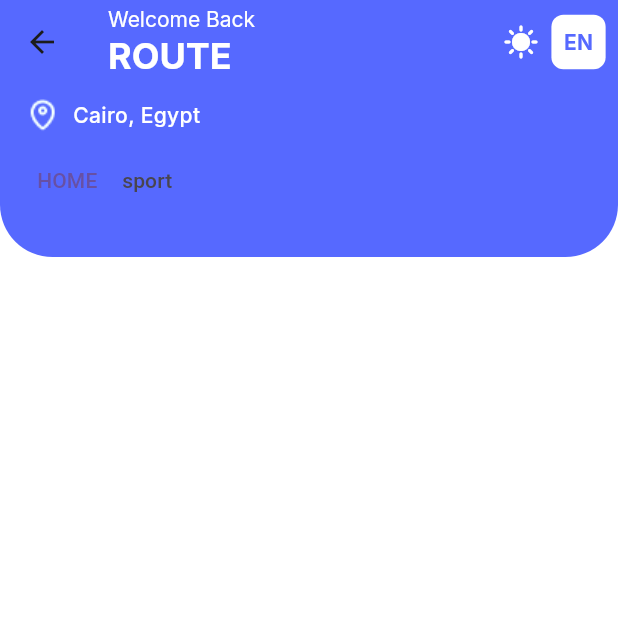
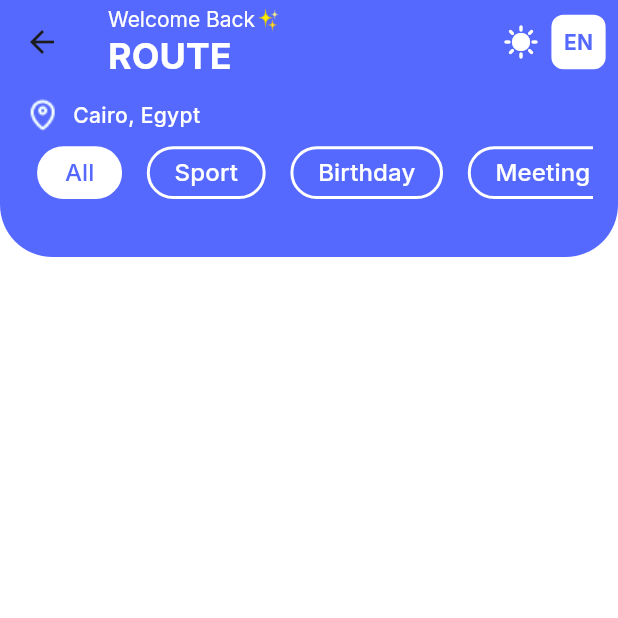
Before and after one commit to samarelsisi/event-planning, a Flutter app: the HomeTab screen opened directly, on a phone screen of 412 x 824 dp, the top half of it. Run offline on Flutter 3.47's test engine with Material 3 defaults, Android fonts, the phone set to English and light mode, and no system bars; our stand-ins replace cloud_firestore, easy_localization, firebase_core, flutter_material_design_icons, font_awesome_flutter, google_fonts and 3 more; accounts and stored records are empty.

Commit message:
show data in firebase in home tab

```diff
--- a/assets/translations/ar.json
+++ b/assets/translations/ar.json
@@ -9,7 +9,7 @@
   "map": "الخريطه",
   "love": "المفضله",
   "profile": "الملف الشخصي",
-  "welcome": "مرحبا بعودتك",
+  "welcome": "مرحبا بعودتك✨",
   "title": "العنوان",
   "description": "الوصف",
   "evently": "إيفينتلي",
--- a/assets/translations/en.json
+++ b/assets/translations/en.json
@@ -34,7 +34,7 @@
   "book_club": "Book Club",
   "exhibition": "Exhibition",
   "holiday": "Holiday",
-  "welcome_back": "Welcome Back",
+  "welcome_back": "Welcome Back✨",
   "all": "All",
   "logout": "Logout",
   "create_event": "Create Event",
--- a/lib/main.dart
+++ b/lib/main.dart
@@ -1,5 +1,6 @@
 import 'package:event_palnning_project/firebase/firebase_manager.dart';
 import 'package:event_palnning_project/providers/app_theme_provider.dart';
+import 'package:event_palnning_project/providers/create_event_provider.dart';
 import 'package:event_palnning_project/screens/auth/login/login_screen.dart';
 import 'package:event_palnning_project/screens/auth/register/register.dart';
 import 'package:event_palnning_project/screens/homescreen.dart';
@@ -19,7 +20,6 @@ void main() async {
   WidgetsFlutterBinding.ensureInitialized();
   await CacheHelper.init();
   await Firebase.initializeApp();
-  FirebaseManager.addEvent();
   await EasyLocalization.ensureInitialized();
 
   runApp(
@@ -32,6 +32,7 @@ void main() async {
       child: MultiProvider(
         providers: [
           ChangeNotifierProvider(create: (context) => AppThemeProvider()),
+          ChangeNotifierProvider(create: (context) => CreateEventsProvider()),
         ],
         child: const MyApp(),
       ),
--- a/lib/models/events.dart
+++ b/lib/models/events.dart
@@ -1,3 +1,5 @@
+import 'package:cloud_firestore/cloud_firestore.dart';
+
 class EventModel {
   static const String collectionName = 'Events';
   String id;
@@ -19,8 +21,7 @@ class EventModel {
   String category;
   bool isDone;
 
-  EventModel(
-      {this.id = '',
+  EventModel({this.id = "",
       required this.title,
       required this.description,
       required this.category,
@@ -34,22 +35,24 @@ class EventModel {
   //constarctor json => object
   EventModel.fromJson(Map<String, dynamic> json)
       : this(
-            id: json['id'] as String,
-            title: json['title'] as String,
-            description: json['description'],
-            category: json['category'],
-            image: json['image'],
-            eventName: json[' eventName'],
-            dateTime: json[' dateTime'],
-            time: json[' time'],
-            isDone: json['isDone'],
-            isFavorite: json['isFavorite']);
+            id: json?['id'] as String? ?? '',
+            title: json?['title'] as String? ?? '',
+            description: json?['description'] as String? ?? '',
+            category: json?['category'] as String? ?? '',
+            image: json?['image'] as String? ?? '',
+            eventName: json?[' eventName'] as String? ?? '',
+            dateTime:
+                (json?['dateTime'] as Timestamp?)?.toDate() ?? DateTime.now(),
+            // Provide a default date if null
+            time: json[' time'] as String? ?? '00.00',
+            isDone: json['isDone'] as bool ?? false,
+            isFavorite: json['isFavorite'] as bool ?? false);
 
 // object => json
   Map<String, dynamic> toJson() {
     return {
       "id": id,
-      " title": title,
+      "title": title,
       "description": description,
       "category": category,
       "image": image,
--- /dev/null
+++ b/lib/providers/create_event_provider.dart
@@ -0,0 +1,67 @@
+import 'package:easy_localization/easy_localization.dart';
+import 'package:event_palnning_project/main.dart';
+import 'package:flutter/material.dart';
+
+class CreateEventsProvider extends ChangeNotifier {
+  int selectedEventIndex = 0;
+
+  List<String> eventsCategories = [
+    "all".tr(),
+    "sport".tr(),
+    "birthday".tr(),
+    "meeting".tr(),
+    "gaming".tr(),
+    "workshop".tr(),
+    "book_club".tr(),
+    "exhibition".tr(),
+    "holiday".tr(),
+    "eating".tr(),
+  ];
+
+  Map<String, String> localizationEnMap = {
+    "all".tr(): 'All',
+    "sport".tr(): 'Sport',
+    "birthday".tr(): 'Birthday',
+    "meeting".tr(): 'Meeting',
+    "gaming".tr(): 'Gaming',
+    "workshop".tr(): 'WorkShop',
+    "book_club ".tr(): 'Book Club',
+    "exhibition".tr(): 'Exhibition',
+    "holiday ".tr(): 'Holiday',
+    "eating ".tr(): 'Eating'
+  };
+  Map<String, String> localizationArMap = {
+    "all".tr(): "الكل",
+    "sport".tr(): 'رياضة',
+    "birthday".tr(): 'عيد الميلاد',
+    "meeting".tr(): 'اجتماع',
+    "gaming".tr(): 'ألعاب',
+    "workshop".tr(): 'ورشة عمل',
+    "book_club ".tr(): 'نادي الكتاب',
+    "exhibition".tr(): 'معرض',
+    "holiday ".tr(): 'إجازة',
+    "eating ".tr(): 'تناول الطعام'
+  };
+  var selectedDate = DateTime.now();
+
+  String get imageName => eventsCategories[selectedEventIndex];
+
+  String get selectedEvent => eventsCategories[selectedEventIndex];
+
+  changeSelectedDate(DateTime date) {
+    selectedDate = date;
+
+    notifyListeners();
+  }
+
+  changeEventType(int index) {
+    selectedEventIndex = index;
+
+    notifyListeners();
+  }
+
+  void setSelectedEventIndex(int index) {
+    selectedEventIndex = index;
+    notifyListeners();
+  }
+}
--- a/lib/screens/tabs/home/home_tab.dart
+++ b/lib/screens/tabs/home/home_tab.dart
@@ -1,5 +1,7 @@
+import 'package:cloud_firestore/cloud_firestore.dart';
 import 'package:easy_localization/easy_localization.dart';
-import 'package:event_palnning_project/main.dart';
+import 'package:event_palnning_project/firebase/firebase_manager.dart';
+import 'package:event_palnning_project/models/events.dart';
 import 'package:flutter/material.dart';
 import 'package:provider/provider.dart';
 
@@ -7,6 +9,8 @@ import '../../../style/app_colors.dart';
 import '../../../style/app_styles.dart';
 import '../../../style/assets_manager.dart';
 import '../../../widget/tabEventWidget.dart';
+import 'package:event_palnning_project/providers/create_event_provider.dart';
+
 import 'eventItemWidget.dart';
 
 class HomeTab extends StatefulWidget {
@@ -21,44 +25,45 @@ class _HomeTabState extends State<HomeTab> {
   Widget build(BuildContext context) {
     var height = MediaQuery.of(context).size.height;
     var width = MediaQuery.of(context).size.width;
+    var eventProvider =
+        context.watch<CreateEventsProvider>(); // Listens for changes
 
     return Scaffold(
       appBar: AppBar(
         backgroundColor: AppColors.primaryLight,
         actions: [
-          const Icon(
-            Icons.sunny,
+          const Icon(Icons.sunny, color: AppColors.whiteColor),
+          SizedBox(width: width * 0.02),
+          GestureDetector(
+            onTap: () {
+              // Change language when tapped
+              if (context.locale.languageCode == 'en') {
+                context.setLocale(Locale('ar'));
+              } else {
+                context.setLocale(Locale('en'));
+              }
+              setState(() {}); // Forces rebuild when language changes
+            },
+            child: Container(
+              padding: EdgeInsets.symmetric(
+                  horizontal: width * 0.02, vertical: height * 0.01),
+              margin: EdgeInsets.only(right: width * 0.02),
+              decoration: BoxDecoration(
+                borderRadius: BorderRadius.circular(8),
                 color: AppColors.whiteColor,
               ),
-          SizedBox(
-            width: width * 0.02,
-          ),
-          Container(
-            padding: EdgeInsets.symmetric(
-                horizontal: width * 0.02, vertical: height * 0.01),
-            margin: EdgeInsets.only(
-              right: width * 0.02,
-            ),
-            decoration: BoxDecoration(
-                borderRadius: BorderRadius.circular(8),
-                color: AppColors.whiteColor),
               child: Text(
-              'EN',
+                context.locale.languageCode.toUpperCase(),
                 style: AppStyles.bold14Primary,
               ),
-          )
+            ),
+          ),
         ],
         title: Column(
           crossAxisAlignment: CrossAxisAlignment.start,
           children: [
-            Text(
-              "welcome".tr(),
-              style: AppStyles.regular14White,
-            ),
-            Text(
-              "ROUTE",
-              style: AppStyles.bold24White,
-            ),
+            Text("welcome_back".tr(), style: AppStyles.regular14White),
+            Text("ROUTE", style: AppStyles.bold24White),
           ],
         ),
       ),
@@ -70,46 +75,53 @@ class _HomeTabState extends State<HomeTab> {
                 horizontal: width * 0.04, vertical: height * 0.01),
             decoration: BoxDecoration(
               color: Theme.of(context).primaryColor,
-                borderRadius: BorderRadius.only(
+              borderRadius: const BorderRadius.only(
                 bottomLeft: Radius.circular(35),
-                    bottomRight: Radius.circular(35))),
+                bottomRight: Radius.circular(35),
+              ),
+            ),
             child: Column(
               children: [
                 Row(
                   children: [
                     Image.asset(AssetsManager.iconMap),
-                    SizedBox(
-                      width: width * 0.02,
-                    ),
-                    Text(
-                      'Cairo, Egypt',
-                      style: AppStyles.medium14White,
-                    )
+                    SizedBox(width: width * 0.02),
+                    Text('Cairo, Egypt', style: AppStyles.medium14White),
                   ],
                 ),
                 DefaultTabController(
-                    length: 7,
+                  length: eventProvider.eventsCategories.length,
                   child: TabBar(
-                      onTap: (index) {},
+                    onTap: (index) {
+                      setState(() {
+                        eventProvider.selectedEventIndex = index;
+                      });
+                    },
                     isScrollable: true,
                     indicatorColor: AppColors.transparentColor,
                     dividerColor: AppColors.transparentColor,
                     tabAlignment: TabAlignment.start,
                     labelPadding: EdgeInsets.symmetric(
                         horizontal: width * 0.02, vertical: height * 0.01),
-                      tabs: [
-                        Tab(
-                          text: "HOME",
+                    tabs: eventProvider.eventsCategories.map((eventName) {
+                      return TabEventWidget(
+                        backgroundColor: AppColors.whiteColor,
+                        textSelectedStyle: AppStyles.medium16Primary,
+                        textUnSelectedStyle: AppStyles.medium16White,
+                        isSelected: eventProvider.selectedEventIndex ==
+                            eventProvider.eventsCategories.indexOf(eventName),
+                        eventName: eventName.tr(), // Translate tab names
+                      );
+                    }).toList(),
                   ),
-                        Tab(
-                          text: "sport",
-                        )
-                      ],
-                    ))
+                ),
               ],
             ),
           ),
-          Expanded(
+          FutureBuilder<QuerySnapshot<EventModel>>(
+              future: FirebaseManager.getEvent(),
+              builder: (context, snapshot) {
+                return (Expanded(
                     child: Padding(
                   padding: EdgeInsets.symmetric(
                       vertical: height * 0.02, horizontal: width * 0.04),
@@ -119,9 +131,14 @@ class _HomeTabState extends State<HomeTab> {
                           height: height * 0.02,
                         );
                       },
-                    itemBuilder: (context, index) {},
-                    itemCount: 10,
-                  )))
+                      itemBuilder: (context, index) {
+                        return EventItemWidget(
+                          event: snapshot.data!.docs[index].data(),
+                        );
+                      },
+                      itemCount: snapshot.data?.docs.length ?? 0),
+                )));
+              })
         ],
       ),
     );
--- a/lib/widget/tabEventWidget.dart
+++ b/lib/widget/tabEventWidget.dart
@@ -1,3 +1,4 @@
+import 'package:easy_localization/easy_localization.dart';
 import 'package:flutter/material.dart';
 
 import '../style/app_colors.dart';
```
Also changed, not shown: lib/firebase/firebase_manager.dart (+31 -22 lines), lib/screens/tabs/home/add_event/add_event.dart (+21 -48 lines), lib/screens/tabs/home/eventItemWidget.dart (+16 -10 lines). Lines whose indentation alone changed are shown as unchanged.
